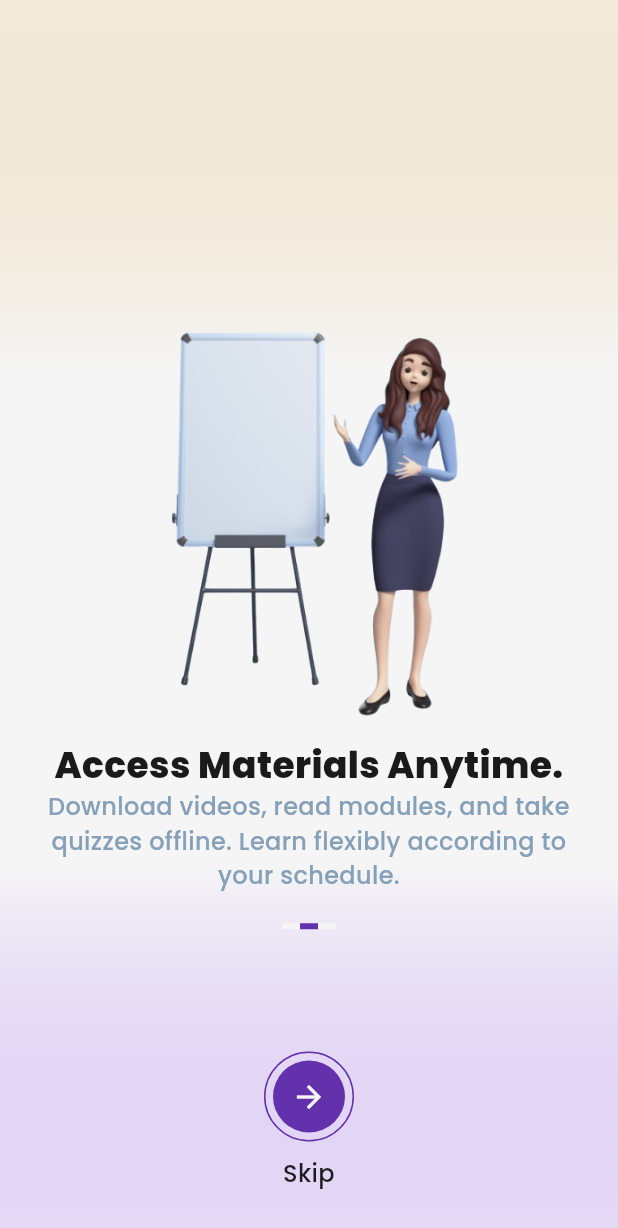
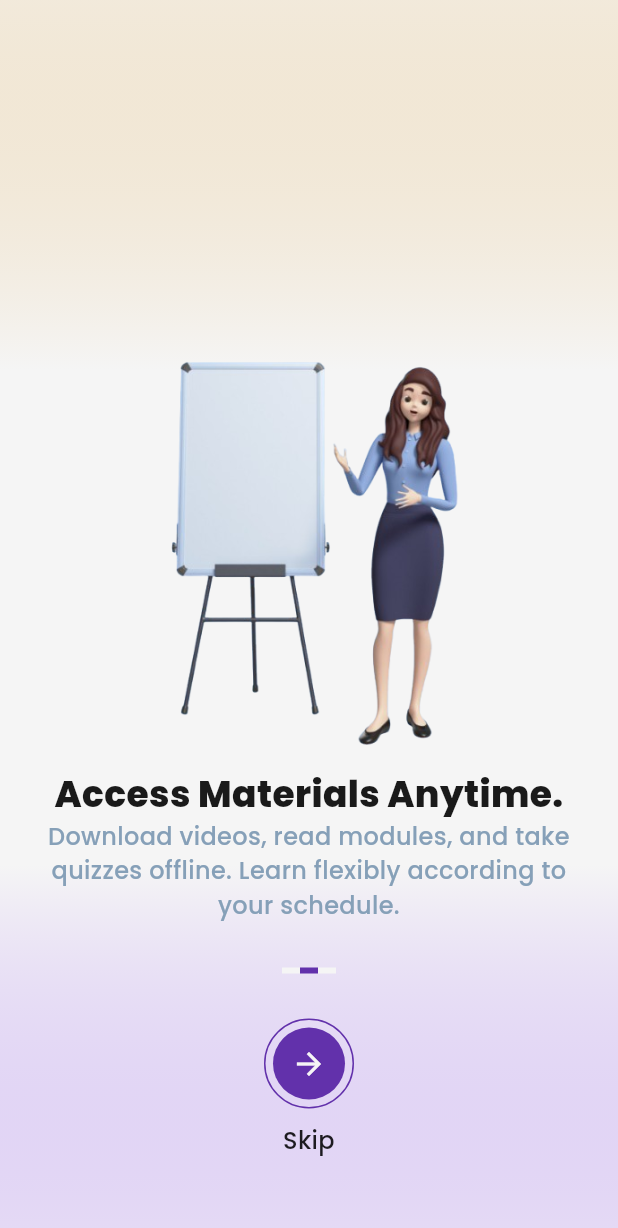
Before and after one commit to farawayc01/course-learning, a Flutter app: the screen it shows after launch, swiped to page 2, on a phone screen of 412 x 824 dp. Shown: the top 1228 px of the screen. Run offline on Flutter 3.47's test engine with Material 3 defaults, Android fonts, the light colour scheme and no system bars; our stand-ins replace carousel_slider, google_fonts, lottie, shared_preferences; accounts and stored records are empty.

Commit message:
feat: enhance UI interactions and manage controller disposal across screens

```diff
--- a/lib/features/splash_screen/presentation/splash_screen.dart
+++ b/lib/features/splash_screen/presentation/splash_screen.dart
@@ -1,4 +1,3 @@
-import 'package:course_learning/features/auth/presentation/login_screen.dart';
 import 'package:course_learning/features/splash_screen/controller/splash_screen_controller.dart';
 import 'package:course_learning/utils/app_colors.dart';
 import 'package:course_learning/utils/app_styles.dart';
@@ -20,19 +19,8 @@ class _SplashScreenState extends State<SplashScreen> {
     super.initState();
     // 2. Pasang Callback Controller
     _controller.onStateUpdated = () {
-      // Ini adalah JANTUNG pembaruan UI
-      if (mounted) {
-        setState(() {
-          // Jika sudah selesai Onboarding, segera navigasi
-          if (_controller.isLastPage) {
-            // if (_controller.isLastPage) {
-            //   // Navigator.of(context).pushReplacement(
-            //   //   MaterialPageRoute(builder: (context) => const LoginScreen()),
-            //   // );
-            // }
-          }
-        });
-      }
+      if (!mounted) return;
+      setState(() {});
     };
   }
 
@@ -40,6 +28,8 @@ class _SplashScreenState extends State<SplashScreen> {
   Widget build(BuildContext context) {
     return Scaffold(
       body: Container(
+        width: double.infinity,
+        height: double.infinity,
         padding: EdgeInsets.all(15),
         decoration: BoxDecoration(
           gradient: LinearGradient(
@@ -55,12 +45,14 @@ class _SplashScreenState extends State<SplashScreen> {
             stops: [0.0, 0.3, 0.6, 0.7, 1.0],
           ),
         ),
+        child: SingleChildScrollView(
           child: Column(
-          mainAxisAlignment: MainAxisAlignment.start,
+            mainAxisAlignment: MainAxisAlignment.center,
             children: [
-            Expanded(
-              flex: 6,
-
+              SizedBox(
+                // color: Colors.red,
+                // height: MediaQuery.of(context).size.height * 0.7,
+                height: 600,
                 child: PageView.builder(
                   controller: _controller.pageController,
                   itemCount: _controller.slides.length,
@@ -92,13 +84,7 @@ class _SplashScreenState extends State<SplashScreen> {
                   },
                 ),
               ),
-            SizedBox(height: 20),
-            Expanded(
-              flex: 2,
-              child: SizedBox(
-                child: Column(
-                  mainAxisAlignment: MainAxisAlignment.spaceBetween,
-                  children: [
+              SizedBox(height: 30),
               Row(
                 crossAxisAlignment: CrossAxisAlignment.start,
                 mainAxisAlignment: MainAxisAlignment.center,
@@ -107,6 +93,12 @@ class _SplashScreenState extends State<SplashScreen> {
                   (index) => _buildDot(index),
                 ),
               ),
+
+              Container(
+                margin: EdgeInsets.only(top: 30),
+                child: Column(
+                  mainAxisAlignment: MainAxisAlignment.spaceBetween,
+                  children: [
                     Column(
                       mainAxisAlignment: MainAxisAlignment.end,
                       children: [
@@ -151,14 +143,13 @@ class _SplashScreenState extends State<SplashScreen> {
                             textAlign: TextAlign.center,
                           ),
                         ),
-                        SizedBox(height: 15),
                       ],
                     ),
                   ],
                 ),
               ),
+            ],
           ),
-          ],
         ),
       ),
     );
@@ -172,6 +163,7 @@ class _SplashScreenState extends State<SplashScreen> {
 
   Widget _buildSlide(Slide slide) {
     return SizedBox(
+      width: double.infinity,
       // padding: const EdgeInsets.symmetric(horizontal: 40.0),
       // margin: EdgeInsets.only(bottom: 50),
       child: Column(
--- a/lib/main.dart
+++ b/lib/main.dart
@@ -3,6 +3,7 @@ import 'package:course_learning/data/models/user_model.dart';
 import 'package:course_learning/features/auth/presentation/login_screen.dart';
 import 'package:course_learning/features/home_screen/presentation/home_screen.dart';
 import 'package:course_learning/features/splash_screen/presentation/splash_screen.dart';
+import 'package:flutter/foundation.dart';
 import 'package:flutter/material.dart';
 import 'package:flutter/services.dart';
 
--- a/pubspec.yaml
+++ b/pubspec.yaml
@@ -21,6 +21,7 @@ dependencies:
   shared_preferences: ^2.5.3
   lottie: ^3.3.2
   rename: ^3.1.0
+  flutter_web_frame: ^1.0.0
 
 dev_dependencies:
   flutter_test:
```
Also changed, not shown: lib/common/widgets/card_course.dart (+12 -8 lines), lib/features/auth/presentation/login_screen.dart (+6 -6 lines), lib/features/auth/presentation/signup_screen.dart (+3 -6 lines), lib/features/category_screen/presentation/category_screen.dart (+6 -1 lines), lib/features/category_screen/presentation/courses_screen.dart (+11 -2 lines), pubspec.lock. Lines whose indentation alone changed are shown as unchanged.
